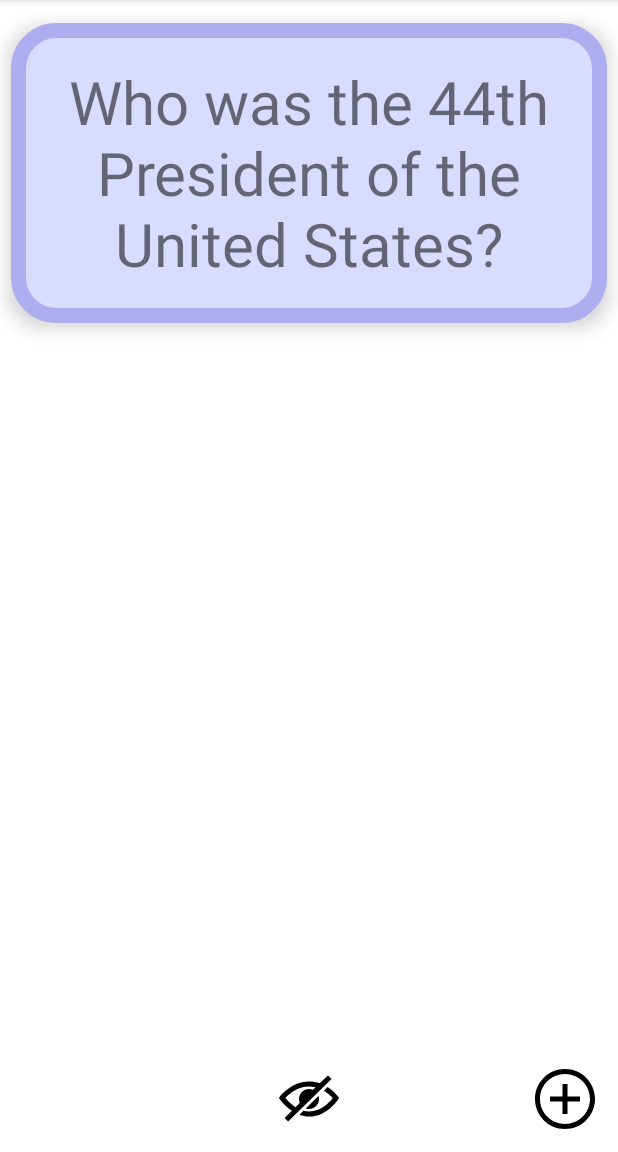
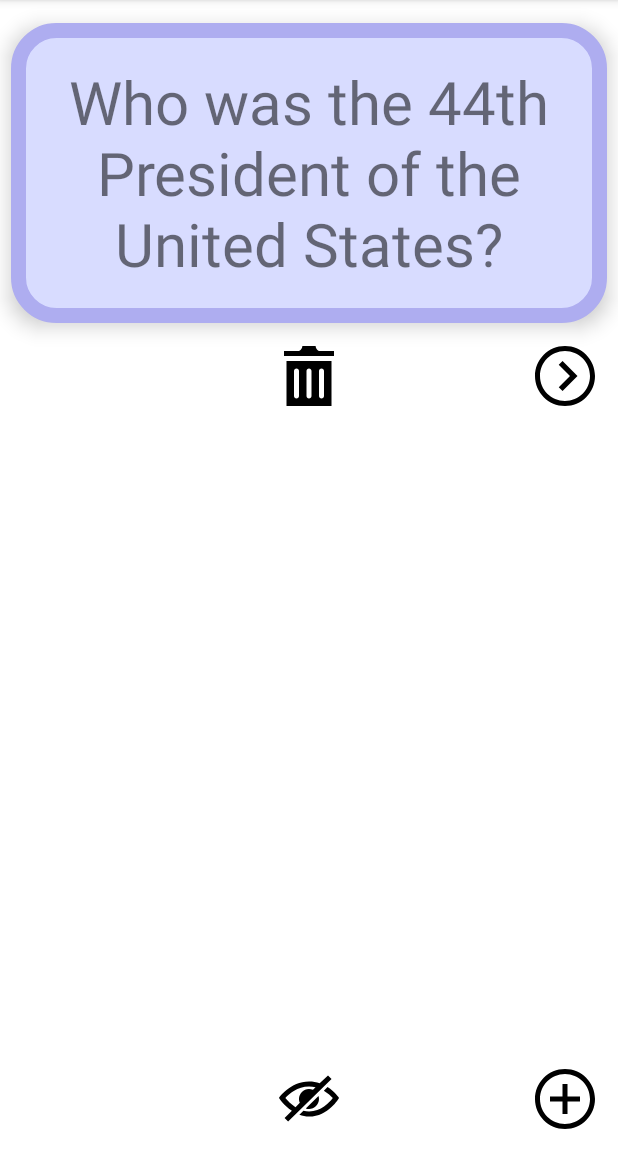
Before and after one commit to wendychen0/flashcard-app, an Android app: the screen it shows after launch (MainActivity), on a phone screen of 412 x 824 dp, the part 84-1236 px from its top. Run offline under Robolectric (Android 15) with nearby library versions, the phone set to English and light mode, and no system bars; our stand-ins replace Room's generated code.

Commit message:
implemented saving cards/database feature

```diff
--- a/app/build.gradle
+++ b/app/build.gradle
@@ -29,6 +29,10 @@ android {
 }
 
 dependencies {
+    def room_version = "2.2.6"
+
+    implementation "androidx.room:room-runtime:$room_version"
+    annotationProcessor "androidx.room:room-compiler:$room_version"
 
     implementation 'androidx.appcompat:appcompat:1.2.0'
     implementation 'com.google.android.material:material:1.3.0'
--- /dev/null
+++ b/app/src/main/java/com/example/flashcardapp/AppDatabase.java
@@ -0,0 +1,9 @@
+package com.example.flashcardapp;
+
+import androidx.room.Database;
+import androidx.room.RoomDatabase;
+
+@Database(entities = {com.example.flashcardapp.Flashcard.class}, version = 3)
+public abstract class AppDatabase extends RoomDatabase {
+    public abstract com.example.flashcardapp.FlashcardDao flashcardDao();
+}
--- /dev/null
+++ b/app/src/main/java/com/example/flashcardapp/FlashcardDao.java
@@ -0,0 +1,26 @@
+package com.example.flashcardapp;
+
+
+import androidx.room.Dao;
+import androidx.room.Delete;
+import androidx.room.Insert;
+import androidx.room.OnConflictStrategy;
+import androidx.room.Query;
+import androidx.room.Update;
+
+import java.util.List;
+
+@Dao
+public interface FlashcardDao {
+    @Query("SELECT * FROM flashcard")
+    List<Flashcard> getAll();
+
+    @Insert
+    void insertAll(Flashcard... flashcards);
+
+    @Delete
+    void delete(Flashcard flashcard);
+
+    @Update(onConflict = OnConflictStrategy.REPLACE)
+    void update(Flashcard flashcard);
+}
--- /dev/null
+++ b/app/src/main/java/com/example/flashcardapp/FlashcardDatabase.java
@@ -0,0 +1,52 @@
+package com.example.flashcardapp;
+
+import android.content.Context;
+
+import androidx.room.Room;
+
+import java.util.List;
+
+public class FlashcardDatabase {
+    private final AppDatabase db;
+
+    FlashcardDatabase(Context context) {
+        db = Room.databaseBuilder(context.getApplicationContext(),
+                AppDatabase.class, "flashcard-database")
+                .allowMainThreadQueries()
+                .fallbackToDestructiveMigration()
+                .build();
+    }
+
+    public void initFirstCard() {
+        if (db.flashcardDao().getAll().isEmpty()) {
+            insertCard(new Flashcard("Who is the 44th President of the United States", "Barack Obama"));
+        }
+    }
+
+    public List<Flashcard> getAllCards() {
+        return db.flashcardDao().getAll();
+    }
+
+    public void insertCard(Flashcard flashcard) {
+        db.flashcardDao().insertAll(flashcard);
+    }
+
+    public void deleteCard(String flashcardQuestion) {
+        List<Flashcard> allCards = db.flashcardDao().getAll();
+        for (Flashcard f : allCards) {
+            if (f.getQuestion().equals(flashcardQuestion)) {
+                db.flashcardDao().delete(f);
+            }
+        }
+    }
+
+    public void updateCard(Flashcard flashcard) {
+        db.flashcardDao().update(flashcard);
+    }
+
+    public void deleteAll() {
+        for (Flashcard f : db.flashcardDao().getAll()) {
+            db.flashcardDao().delete(f);
+        }
+    }
+}
--- a/app/src/main/java/com/example/flashcardapp/MainActivity.java
+++ b/app/src/main/java/com/example/flashcardapp/MainActivity.java
@@ -1,6 +1,7 @@
 package com.example.flashcardapp;
 
 import androidx.appcompat.app.AppCompatActivity;
+import androidx.coordinatorlayout.widget.CoordinatorLayout;
 
 import android.content.Intent;
 import android.os.Bundle;
@@ -8,12 +9,28 @@ import android.view.View;
 import android.widget.ImageView;
 import android.widget.TextView;
 
+import com.google.android.material.snackbar.Snackbar;
+
+import java.util.List;
+
 public class MainActivity extends AppCompatActivity {
+    FlashcardDatabase flashcardDatabase;
+    List<Flashcard> allFlashcards;
+
+    int currentCardDisplayedIndex = 0;
 
     @Override
     protected void onCreate(Bundle savedInstanceState) {
         super.onCreate(savedInstanceState);
         setContentView(R.layout.activity_main);
+
+        flashcardDatabase = new FlashcardDatabase(getApplicationContext());
+        allFlashcards = flashcardDatabase.getAllCards();
+
+        if (allFlashcards != null && allFlashcards.size() > 0) {
+            ((TextView) findViewById(R.id.flashcard_question)).setText(allFlashcards.get(0).getQuestion());
+            ((TextView) findViewById(R.id.flashcard_answer)).setText(allFlashcards.get(0).getAnswer());
+        }
 
         TextView newQuestion = findViewById(R.id.questionTextField);
         TextView newAnswer = findViewById(R.id.answerTextField);
@@ -93,6 +110,37 @@ public class MainActivity extends AppCompatActivity {
                 MainActivity.this.startActivityForResult(intent, 100);
             }
         });
+
+        findViewById(R.id.nextButton).setOnClickListener(new View.OnClickListener() {
+            @Override
+            public void onClick(View v) {
+                if (allFlashcards.size() == 0)
+                    return;
+                currentCardDisplayedIndex += 1;
+                if(currentCardDisplayedIndex >= allFlashcards.size()) {
+                    Snackbar.make(flashcardQuestion,
+                            "You've reached the end of the cards, going back to start.",
+                            Snackbar.LENGTH_SHORT).show();
+                    currentCardDisplayedIndex = 0;
+                }
+                allFlashcards = flashcardDatabase.getAllCards();
+                Flashcard flashcard = allFlashcards.get(currentCardDisplayedIndex);
+
+                ((TextView) findViewById(R.id.flashcard_question)).setText(flashcard.getQuestion());
+                ((TextView) findViewById(R.id.flashcard_answer)).setText(flashcard.getAnswer());
+            }
+        });
+        findViewById(R.id.trashButton).setOnClickListener(new View.OnClickListener() {
+            @Override
+            public void onClick(View v) {
+                flashcardDatabase.deleteCard(((TextView) findViewById(R.id.flashcard_question)).getText().toString());
+                currentCardDisplayedIndex += 1;
+                allFlashcards = flashcardDatabase.getAllCards();
+                if (allFlashcards.size() == 1)
+                    ((TextView) findViewById(R.id.flashcard_question)).setText("Add a card!");
+
+            }
+        });
     }
     @Override
     protected void onActivityResult(int requestCode, int resultCode, Intent data) {
@@ -104,6 +152,8 @@ public class MainActivity extends AppCompatActivity {
 
             ((TextView)findViewById(R.id.flashcard_answer)).setText(string2);
 
+            flashcardDatabase.insertCard(new Flashcard(string1, string2));
+            allFlashcards = flashcardDatabase.getAllCards();
         }
     }
 }
--- /dev/null
+++ b/app/src/main/res/drawable/ic_next.xml
@@ -0,0 +1,9 @@
+<vector xmlns:android="http://schemas.android.com/apk/res/android"
+    android:width="24dp"
+    android:height="24dp"
+    android:viewportWidth="24"
+    android:viewportHeight="24">
+  <path
+      android:fillColor="#FF000000"
+      android:pathData="M12,2c5.514,0 10,4.486 10,10s-4.486,10 -10,10 -10,-4.486 -10,-10 4.486,-10 10,-10zM12,0c-6.627,0 -12,5.373 -12,12s5.373,12 12,12 12,-5.373 12,-12 -5.373,-12 -12,-12zM14,12l-4.5,4.5 1.527,1.5 5.973,-6 -5.973,-6 -1.527,1.5 4.5,4.5z"/>
+</vector>
--- /dev/null
+++ b/app/src/main/res/drawable/ic_trash.xml
@@ -0,0 +1,9 @@
+<vector xmlns:android="http://schemas.android.com/apk/res/android"
+    android:width="24dp"
+    android:height="24dp"
+    android:viewportWidth="24"
+    android:viewportHeight="24">
+  <path
+      android:fillColor="#FF000000"
+      android:pathData="M3,6v18h18v-18h-18zM8,20c0,0.552 -0.448,1 -1,1s-1,-0.448 -1,-1v-10c0,-0.552 0.448,-1 1,-1s1,0.448 1,1v10zM13,20c0,0.552 -0.448,1 -1,1s-1,-0.448 -1,-1v-10c0,-0.552 0.448,-1 1,-1s1,0.448 1,1v10zM18,20c0,0.552 -0.448,1 -1,1s-1,-0.448 -1,-1v-10c0,-0.552 0.448,-1 1,-1s1,0.448 1,1v10zM22,2v2h-20v-2h5.711c0.9,0 1.631,-1.099 1.631,-2h5.315c0,0.901 0.73,2 1.631,2h5.712z"/>
+</vector>
--- a/app/src/main/res/layout/activity_main.xml
+++ b/app/src/main/res/layout/activity_main.xml
@@ -104,5 +104,24 @@
         android:layout_marginBottom="15dp"
         android:src="@drawable/ic_plus"/>
 
+    <ImageView
+        android:layout_width="40dp"
+        android:layout_height="40dp"
+        android:id="@+id/nextButton"
+        android:layout_alignParentRight="true"
+        android:layout_below="@id/flashcard_question"
+        android:layout_marginRight="15dp"
+        android:layout_marginTop="15dp"
+        android:src="@drawable/ic_next"/>
+
+    <ImageView
+        android:layout_width="40dp"
+        android:layout_height="40dp"
+        android:id="@+id/trashButton"
+        android:layout_centerHorizontal="true"
+        android:layout_below="@id/flashcard_question"
+        android:layout_marginTop="15dp"
+        android:src="@drawable/ic_trash"/>
+
 
 </RelativeLayout>
```
Also changed, not shown: app/src/main/java/com/example/flashcardapp/Flashcard.java (added, +96 -0 lines), 1 other file.
